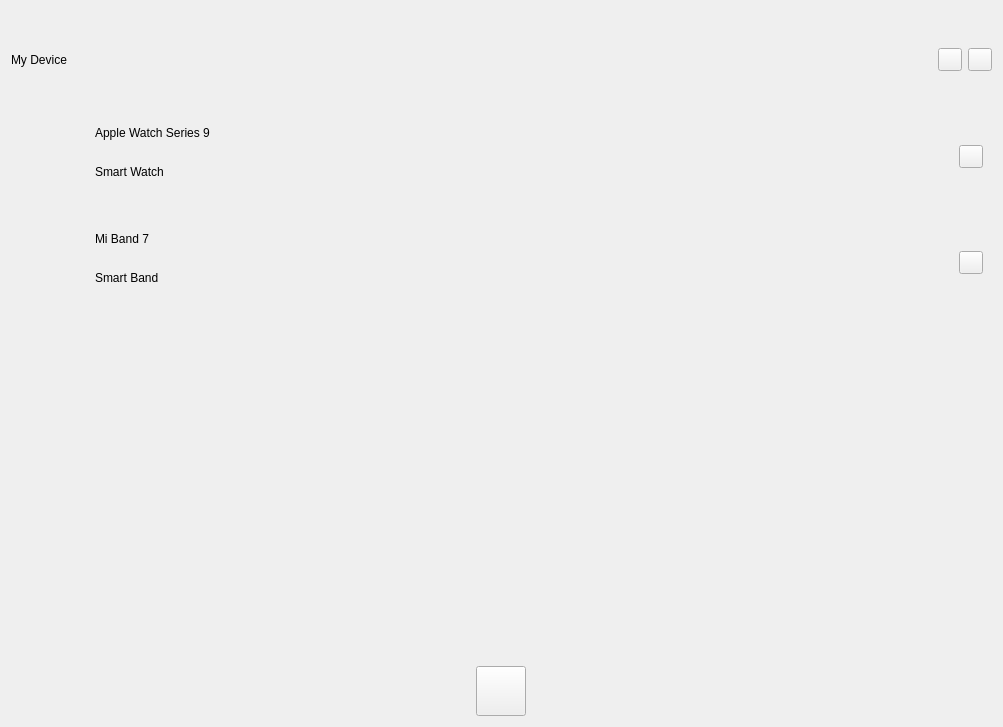
The window that health_tracker/health_app_pyqt/ui/device_interface.ui (sxdl/health_tracker) describes before a commit, drawn with Qt 5.
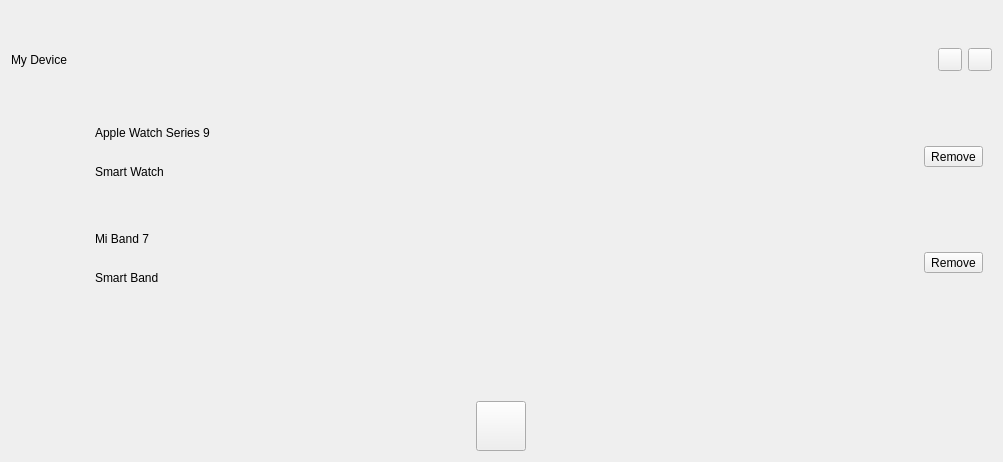
The same window after the commit. Icons and pictures are not drawn. Custom widgets are drawn as their Qt base class.

Commit message: 20230113 简单实现设备列表增删

Diff of the .ui file:
```diff
--- a/health_tracker/health_app_pyqt/ui/device_interface.ui
+++ b/health_tracker/health_app_pyqt/ui/device_interface.ui
@@ -7,7 +7,7 @@
     <x>0</x>
     <y>0</y>
     <width>1003</width>
-    <height>727</height>
+    <height>462</height>
    </rect>
   </property>
   <property name="sizePolicy">
@@ -125,7 +125,11 @@
        </layout>
       </item>
       <item>
-       <widget class="PrimaryDropDownToolButton" name="deviceButton1"/>
+       <widget class="PrimaryDropDownToolButton" name="deviceButton1">
+        <property name="text">
+         <string>Remove</string>
+        </property>
+       </widget>
       </item>
      </layout>
     </widget>
@@ -196,7 +200,11 @@
        </layout>
       </item>
       <item>
-       <widget class="PrimaryDropDownToolButton" name="deviceButton2"/>
+       <widget class="PrimaryDropDownToolButton" name="deviceButton2">
+        <property name="text">
+         <string>Remove</string>
+        </property>
+       </widget>
       </item>
      </layout>
     </widget>
```
Left out of the diff: 75 changed lines with no effect on the pictures. The commit also changes 2 other files.
